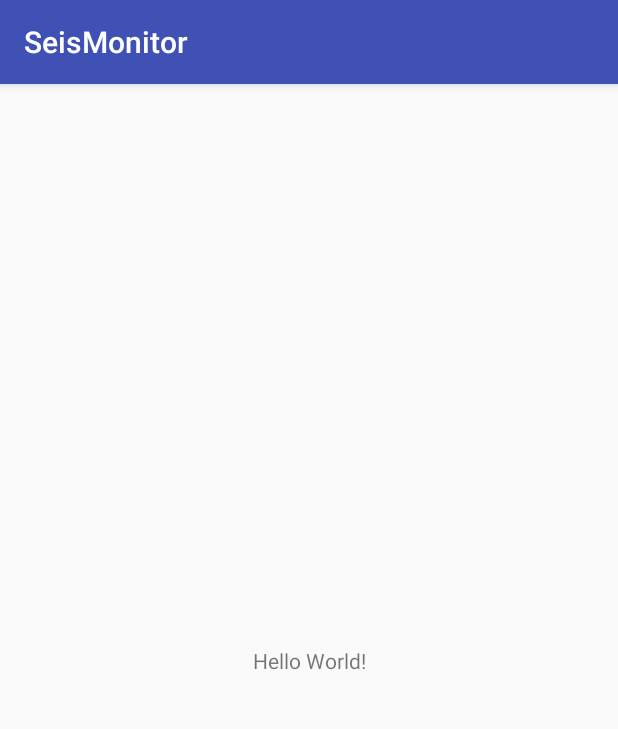
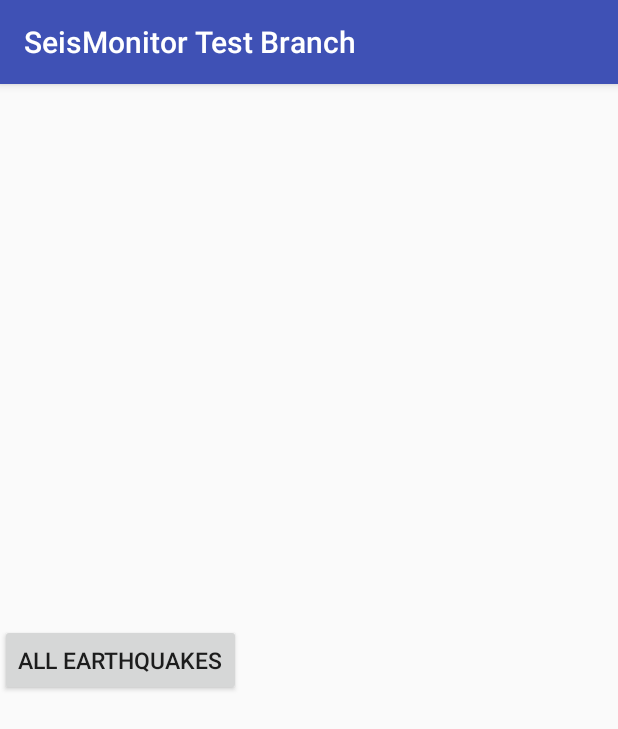
Before and after one commit to CbaKKa/SeisMonitor, an Android app: the screen it shows after launch (MainActivity), on a phone screen of 412 x 824 dp. Shown: the top 729 px of the screen. Run offline under Robolectric (Android 15) with nearby library versions, the phone set to English and light mode, and no system bars.

Commit message:
Partly implemented fragment. Some json-model fixes.

```diff
--- a/app/build.gradle
+++ b/app/build.gradle
@@ -22,6 +22,8 @@ dependencies {
     implementation fileTree(include: ['*.jar'], dir: 'libs')
     implementation 'com.android.support:appcompat-v7:27.1.1'
     implementation 'com.android.support.constraint:constraint-layout:1.1.2'
+    implementation 'com.android.support:support-v4:27.1.1'
+    implementation 'com.android.support:recyclerview-v7:27.1.1'
     testImplementation 'junit:junit:4.12'
     androidTestImplementation 'com.android.support.test:runner:1.0.2'
     androidTestImplementation 'com.android.support.test.espresso:espresso-core:3.0.2'
--- a/app/src/main/java/ru/mzhurov/seismonitor/MainActivity.java
+++ b/app/src/main/java/ru/mzhurov/seismonitor/MainActivity.java
@@ -1,57 +1,50 @@
 package ru.mzhurov.seismonitor;
 
+import android.app.FragmentManager;
+import android.app.FragmentTransaction;
 import android.arch.lifecycle.Observer;
 import android.os.Bundle;
 import android.support.annotation.Nullable;
 import android.support.v7.app.AppCompatActivity;
+import android.view.View;
+import android.widget.Button;
 
-import retrofit2.Call;
-import retrofit2.Callback;
-import retrofit2.Response;
-import retrofit2.Retrofit;
-import retrofit2.converter.gson.GsonConverterFactory;
-import ru.mzhurov.seismonitor.api.ApiEarthquake;
-import ru.mzhurov.seismonitor.api.models.FeatureCollectionModel;
+import java.util.List;
+
 import ru.mzhurov.seismonitor.data.RetrofitRepository;
+import ru.mzhurov.seismonitor.models.Earthquake;
 
 public class MainActivity extends AppCompatActivity {
 
-    private static ApiEarthquake apiEarthquake;
-    private Retrofit retrofit;
-    private FeatureCollectionModel featureCollectionModel;
+    private static List<Earthquake> earthquakes;
+
+    private Button allEarthqueakesButton;
 
     @Override
     protected void onCreate(Bundle savedInstanceState) {
         super.onCreate(savedInstanceState);
         setContentView(R.layout.activity_main);
 
-        //<editor-fold desc="Retrofit example">
-        retrofit = new Retrofit.Builder()
-                .baseUrl("https://earthquake.usgs.gov/")
-                .addConverterFactory(GsonConverterFactory.create())
-                .build();
+        allEarthqueakesButton = findViewById(R.id.button_all_earthquakes);
+        allEarthqueakesButton.setOnClickListener(new View.OnClickListener() {
+            @Override
+            public void onClick(final View v) {
+                FragmentManager fragmentManager = getFragmentManager();
+                FragmentTransaction fragmentTransaction = fragmentManager.beginTransaction();
 
-        apiEarthquake = retrofit.create(ApiEarthquake.class);
+                fragmentTransaction.add(R.id.earthquakes_list_fragment, new EarthquakesFragment());
 
-        apiEarthquake.getData().enqueue(new Callback<FeatureCollectionModel>() {
-            @Override
-            public void onResponse(Call<FeatureCollectionModel> call, Response<FeatureCollectionModel> response) {
-                featureCollectionModel = response.body();
-            }
-
-            @Override
-            public void onFailure(Call<FeatureCollectionModel> call, Throwable t) {
-                int a;
-                a = 0;
+                fragmentTransaction.commit();
             }
         });
-        //</editor-fold>
 
-        RetrofitRepository.getData().observe(this, new Observer<FeatureCollectionModel>() {
+        RetrofitRepository.getData().observe(this, new Observer<List<Earthquake>>() {
             @Override
-            public void onChanged(@Nullable FeatureCollectionModel featureCollectionModel) {
-                featureCollectionModel = featureCollectionModel;
+            public void onChanged(@Nullable final List<Earthquake> earthquakes) {
+                MainActivity.earthquakes = earthquakes;
             }
         });
+
+        RetrofitRepository.getFeatureModel();
     }
 }
--- a/app/src/main/java/ru/mzhurov/seismonitor/api/ApiEarthquake.java
+++ b/app/src/main/java/ru/mzhurov/seismonitor/api/ApiEarthquake.java
@@ -1,11 +1,20 @@
 package ru.mzhurov.seismonitor.api;
+
+import java.util.Map;
 
 import retrofit2.Call;
 import retrofit2.http.GET;
+import retrofit2.http.Query;
+import retrofit2.http.QueryMap;
 import ru.mzhurov.seismonitor.api.models.FeatureCollectionModel;
 
 public interface ApiEarthquake {
 
-    @GET("fdsnws/event/1/query?format=geojson&starttime=2014-01-01&endtime=2014-01-02")
-    Call<FeatureCollectionModel> getData();
+    @GET(ApiUrls.QUERY)
+    Call<FeatureCollectionModel> getData(@Query(ApiFields.FORMAT) String format,
+                                         @Query(ApiFields.START_TIME) String startTime,
+                                         @Query(ApiFields.END_TIME) String endTime);
+
+    @GET(ApiUrls.QUERY)
+    Call<FeatureCollectionModel> getData(@QueryMap Map<String, String> queryMap);
 }
--- /dev/null
+++ b/app/src/main/java/ru/mzhurov/seismonitor/api/ApiUrls.java
@@ -0,0 +1,5 @@
+package ru.mzhurov.seismonitor.api;
+
+public class ApiUrls {
+    public static final String QUERY = "fdsnws/event/1/query";
+}
--- a/app/src/main/java/ru/mzhurov/seismonitor/data/RetrofitRepository.java
+++ b/app/src/main/java/ru/mzhurov/seismonitor/data/RetrofitRepository.java
@@ -4,6 +4,10 @@ import android.arch.lifecycle.LiveData;
 import android.arch.lifecycle.MutableLiveData;
 import android.util.Log;
 
+import java.util.ArrayList;
+import java.util.HashMap;
+import java.util.List;
+import java.util.Map;
 import java.util.concurrent.Executors;
 
 import retrofit2.Call;
@@ -12,13 +16,17 @@ import retrofit2.Response;
 import retrofit2.Retrofit;
 import retrofit2.converter.gson.GsonConverterFactory;
 import ru.mzhurov.seismonitor.api.ApiEarthquake;
+import ru.mzhurov.seismonitor.api.ApiFields;
 import ru.mzhurov.seismonitor.api.models.FeatureCollectionModel;
 import ru.mzhurov.seismonitor.api.models.FeatureModel;
+import ru.mzhurov.seismonitor.api.models.GeometryModel;
+import ru.mzhurov.seismonitor.api.models.PropertiesModel;
+import ru.mzhurov.seismonitor.models.Earthquake;
 
 public class RetrofitRepository {
 
-    public static final String BASE_URL = "";
-    private static MutableLiveData<FeatureCollectionModel> data = new MutableLiveData<>();
+    public static final String                            BASE_URL = "https://earthquake.usgs.gov/";
+    private static      MutableLiveData<List<Earthquake>> data     = new MutableLiveData<>();
 
     private static Retrofit retrofit = null;
 
@@ -34,21 +42,44 @@ public class RetrofitRepository {
         return retrofit;
     }
 
-    public static LiveData<FeatureCollectionModel> getData() {
+    public static LiveData<List<Earthquake>> getData() {
         return data;
     }
 
     public static void getFeatureModel() {
         Log.d("", "PROCESSING IN THREAD BEFORE RETROFIT CALL " + Thread.currentThread().getName());
 
-        final Call<FeatureCollectionModel> call = getRetrofitClient().create(ApiEarthquake.class).getData();
+        final Map<String, String> queryMap = new HashMap<>();
+        queryMap.put(ApiFields.FORMAT, "geojson");
+        queryMap.put(ApiFields.START_TIME, "2014-01-01");
+        queryMap.put(ApiFields.END_TIME, "2014-01-02");
+
+        final Call<FeatureCollectionModel> call = getRetrofitClient().create(ApiEarthquake.class)
+                .getData(queryMap);
 
         call.enqueue(new Callback<FeatureCollectionModel>() {
             @Override
             public void onResponse(Call<FeatureCollectionModel> call, Response<FeatureCollectionModel> response) {
                 FeatureCollectionModel featureCollectionModel = response.body();
 
-                data.postValue(featureCollectionModel);
+                final List<Earthquake> earthquakes = new ArrayList<>();
+
+                for (final FeatureModel featureModel : featureCollectionModel.getFeatureModels()) {
+                    final GeometryModel geometryModel = featureModel.getGeometryModel();
+                    final List<Double> coordinates = geometryModel.getCoordinates();
+
+                    final PropertiesModel propertiesModel = featureModel.getPropertiesModel();
+                    final double magnitude = propertiesModel.getMag();
+
+                    final long time = propertiesModel.getTime();
+
+                    final Earthquake earthquake = new Earthquake(time, coordinates.get(0), coordinates.get(1),
+                            magnitude, propertiesModel.getPlace());
+
+                    earthquakes.add(earthquake);
+                }
+
+                data.postValue(earthquakes);
 
                 Log.d("", "PROCESSING IN THREAD IN RETROFIT RESPONSE HANDLER " + Thread.currentThread().getName());
             }
--- a/app/src/main/res/layout/activity_main.xml
+++ b/app/src/main/res/layout/activity_main.xml
@@ -1,18 +1,23 @@
 <?xml version="1.0" encoding="utf-8"?>
-<android.support.constraint.ConstraintLayout xmlns:android="http://schemas.android.com/apk/res/android"
-    xmlns:app="http://schemas.android.com/apk/res-auto"
+<LinearLayout xmlns:android="http://schemas.android.com/apk/res/android"
     xmlns:tools="http://schemas.android.com/tools"
     android:layout_width="match_parent"
     android:layout_height="match_parent"
+    android:layout_centerInParent="true"
+    android:layout_centerVertical="true"
+    android:gravity="center_vertical|center_horizontal"
     tools:context=".MainActivity">
 
-    <TextView
+    <Button
+        android:id="@+id/button_all_earthquakes"
         android:layout_width="wrap_content"
         android:layout_height="wrap_content"
-        android:text="Hello World!"
-        app:layout_constraintBottom_toBottomOf="parent"
-        app:layout_constraintLeft_toLeftOf="parent"
-        app:layout_constraintRight_toRightOf="parent"
-        app:layout_constraintTop_toTopOf="parent" />
+        android:text="@string/button_text_all_earthquakes"
+        android:textAlignment="center"
+        android:textSize="15sp" />
 
-</android.support.constraint.ConstraintLayout>
+    <FrameLayout
+        android:id="@+id/earthquakes_list_fragment"
+        android:layout_width="match_parent"
+        android:layout_height="match_parent"></FrameLayout>
+</LinearLayout>
--- /dev/null
+++ b/app/src/main/res/values/dimens.xml
@@ -0,0 +1,4 @@
+<?xml version="1.0" encoding="utf-8"?>
+<resources>
+    <dimen name="text_margin">16dp</dimen>
+</resources>
--- a/app/src/main/res/values/strings.xml
+++ b/app/src/main/res/values/strings.xml
@@ -1,3 +1,4 @@
 <resources>
-    <string name="app_name">SeisMonitor</string>
+    <string name="app_name">SeisMonitor Test Branch</string>
+    <string name="button_text_all_earthquakes">All Earthquakes</string>
 </resources>
```
Also changed, not shown: app/src/main/java/ru/mzhurov/seismonitor/EarthquakesFragment.java (added, +17 -0 lines), app/src/main/java/ru/mzhurov/seismonitor/api/ApiFields.java (added, +7 -0 lines), app/src/main/java/ru/mzhurov/seismonitor/api/models/GeometryModel.java (+4 -4 lines), app/src/main/java/ru/mzhurov/seismonitor/api/models/PropertiesModel.java (+4 -4 lines), app/src/main/java/ru/mzhurov/seismonitor/dummy/DummyContent.java (added, +72 -0 lines), app/src/main/java/ru/mzhurov/seismonitor/models/Earthquake.java (added, +60 -0 lines), app/src/main/res/layout/earthquakes_fragment.xml (added, +10 -0 lines).
